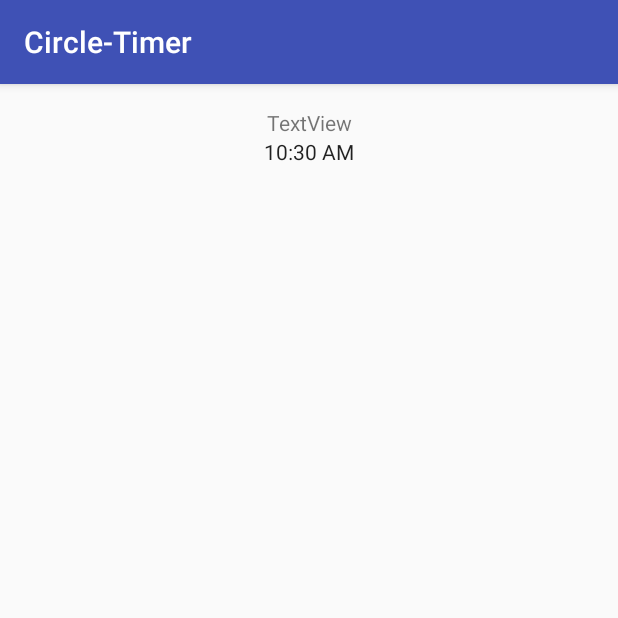
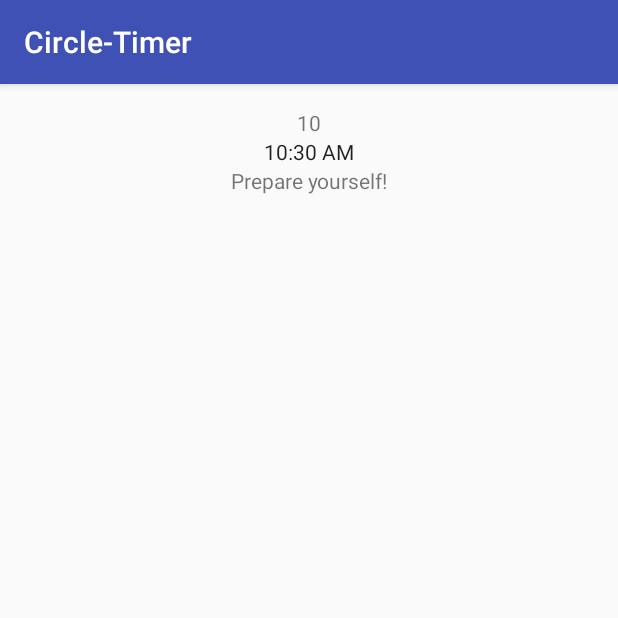
Before and after one commit to boind12/Circle-Timer, an Android app: the workout_quick screen opened directly, with no data from a screen before it, on a phone screen of 412 x 824 dp, the top half of it. Run offline under Robolectric (Android 15) with nearby library versions, the phone set to English and light mode, and no system bars; 3 statements that could not run were skipped.

Commit message:
New Strings + Improvment of Layout

```diff
--- a/Circle-Timer/app/src/main/res/layout/activity_workout_quick.xml
+++ b/Circle-Timer/app/src/main/res/layout/activity_workout_quick.xml
@@ -20,10 +20,10 @@
             android:layout_height="259dp">
 
             <TextView
-                android:text="TextView"
+                android:text="10"
                 android:layout_width="match_parent"
                 android:layout_height="wrap_content"
-                android:id="@+id/tV_Title"
+                android:id="@+id/tV_Rounds"
                 android:textAlignment="center" />
 
             <TextClock
@@ -31,6 +31,13 @@
                 android:layout_height="wrap_content"
                 android:id="@+id/textClock"
                 android:textAlignment="center" />
+
+            <TextView
+                android:text="@string/tV_Message_Prepare"
+                android:layout_width="match_parent"
+                android:layout_height="wrap_content"
+                android:id="@+id/tV_Message"
+                android:textAlignment="center"/>
         </LinearLayout>
 
         <LinearLayout
--- a/Circle-Timer/app/src/main/res/values/strings.xml
+++ b/Circle-Timer/app/src/main/res/values/strings.xml
@@ -9,4 +9,7 @@
     <string name="tV_Rounds">Rounds:</string>
     <string name="tV_IntervallTime">Intervall Time:</string>
     <string name="tV_PauseTime">Pause Time:</string>
+    <string name="tV_Message_Prepare">Prepare yourself!</string>
+    <string name="tV_Message_Go">Go!</string>
+    <string name="tV_Message_Rest">Rest</string>
 </resources>
```
